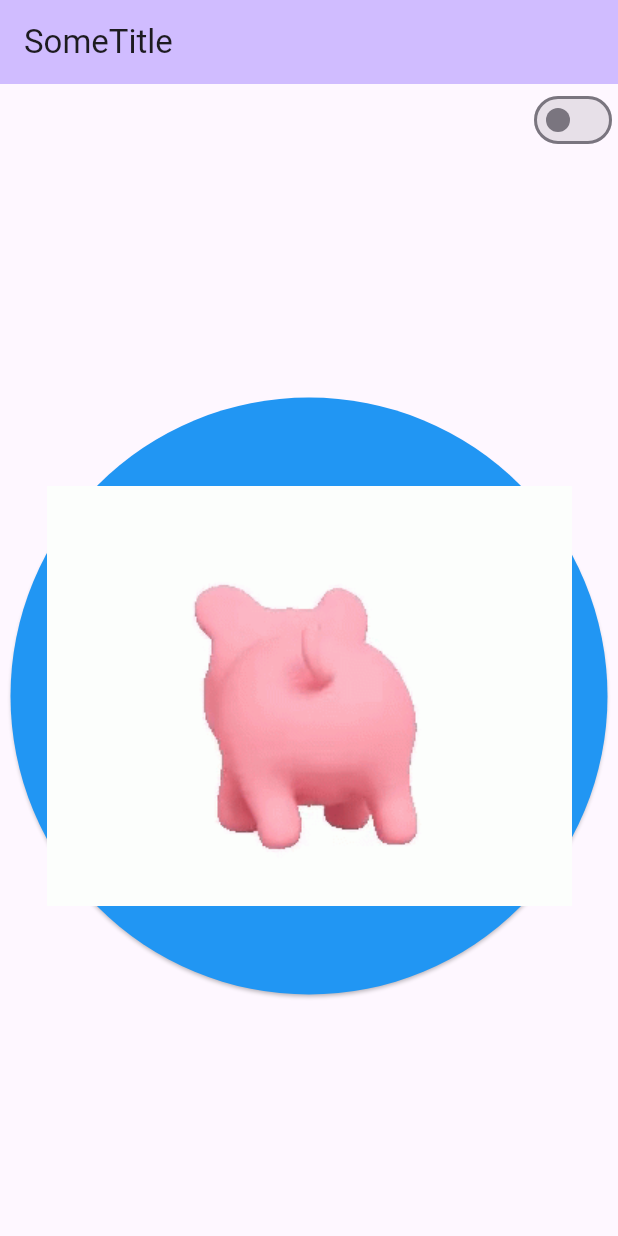
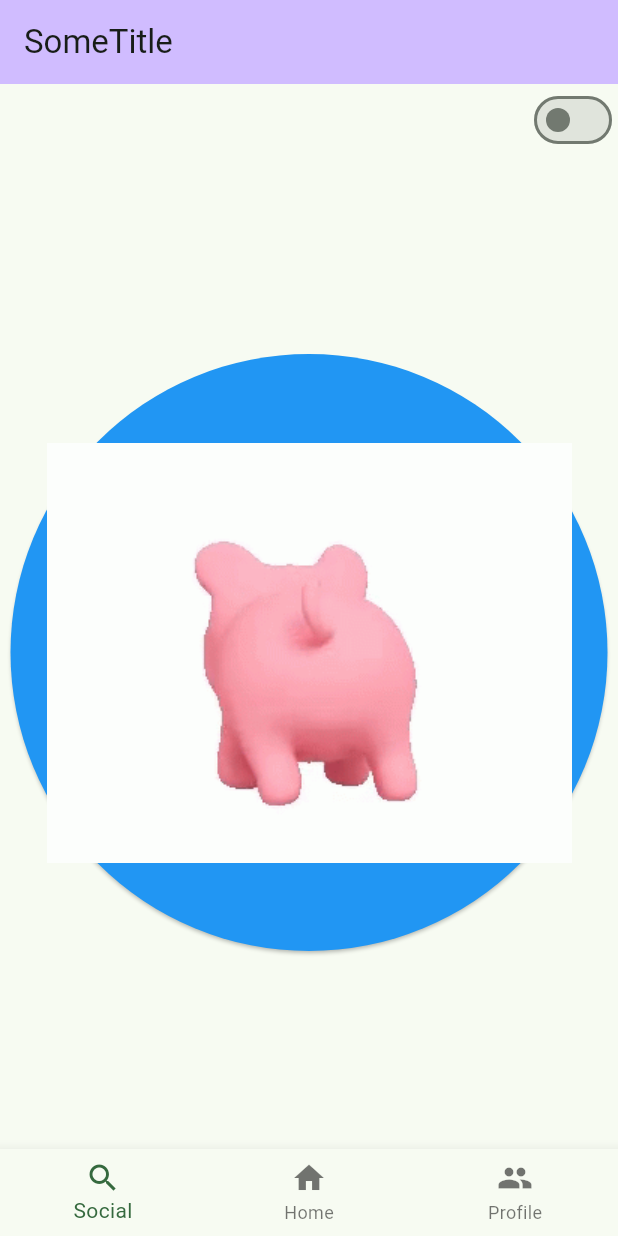
Before and after one commit to PacaiTEAM/GeminiAPICompetition, a Flutter app: the screen it shows after launch, on a phone screen of 412 x 824 dp. Run offline on Flutter 3.47's test engine with Material 3 defaults, Android fonts, the phone set to English and light mode, and no system bars; our stand-ins replace logger, speech_to_text.

Commit message:
adding a navbar at the bottom with social, home, and profile button

```diff
--- /dev/null
+++ b/lib/bottomNavigationView/bottom_navigation_view.dart
@@ -0,0 +1,43 @@
+import 'package:flutter/material.dart';
+
+class BottomNavigationView extends StatefulWidget {
+  const BottomNavigationView({super.key});
+
+  @override
+  State<BottomNavigationView> createState() => _BottomNavigationViewState();
+}
+
+class _BottomNavigationViewState extends State<BottomNavigationView> {
+  int _currentIndex = 0;
+  List<Widget> body = const [
+    Icon(Icons.search),
+    Icon(Icons.home),
+    Icon(Icons.person)
+  ];
+
+  @override
+  Widget build(BuildContext context) {
+    return BottomNavigationBar(
+      currentIndex: _currentIndex,
+      onTap: (int newIndex) {
+        setState(() {
+          _currentIndex = newIndex;
+        });
+      },
+      items: const [
+        BottomNavigationBarItem(
+          label: 'Social',
+          icon: Icon(Icons.search),
+        ),
+        BottomNavigationBarItem(
+          label: 'Home',
+          icon: Icon(Icons.home),
+        ),
+        BottomNavigationBarItem(
+          label: 'Profile',
+          icon: Icon(Icons.people),
+        ),
+      ],
+    );
+  }
+}
--- a/lib/main.dart
+++ b/lib/main.dart
@@ -1,6 +1,7 @@
 import 'package:flutter/material.dart';
 
 import 'package:gemini_app/views/chatView/chat_view.dart';
+import 'package:gemini_app/bottomNavigationView/bottom_navigation_view.dart';
 
 void main() {
   runApp(const MyApp());
@@ -13,9 +14,10 @@ class MyApp extends StatelessWidget {
   @override
   Widget build(BuildContext context) {
     return MaterialApp(
-        title: 'Flutter Demo',
+        title: 'Sarcastic Pig',
         theme: ThemeData(
-          colorScheme: ColorScheme.fromSeed(seedColor: Colors.deepPurple),
+          colorScheme: ColorScheme.fromSeed(
+              seedColor: Color.fromARGB(255, 190, 240, 192)),
           useMaterial3: true,
         ),
         home: Scaffold(
@@ -26,6 +28,7 @@ class MyApp extends StatelessWidget {
             title: const Text("SomeTitle"),
           ),
           body: const ChatView(),
+          bottomNavigationBar: const BottomNavigationView(),
         ));
   }
 }
```
